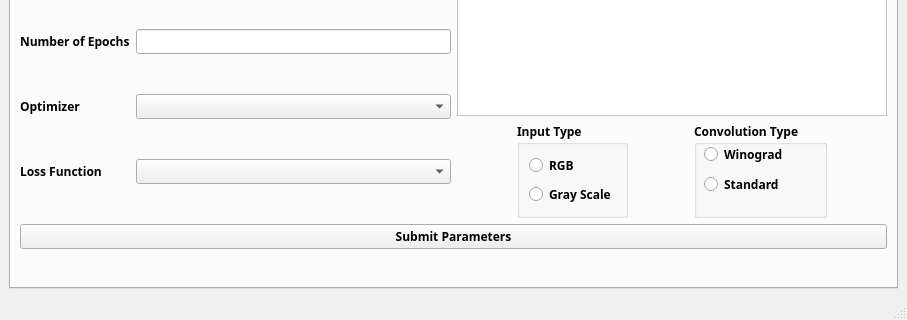
The window that mainwindow.ui (mourra950/Siemens-System-Level-Modelling-of-ASDLA-Graduation-Project) describes before a commit, drawn with Qt 5; both pictures show x 0 to 907 and y 330 to 650 of the 907 by 650 pixel window.
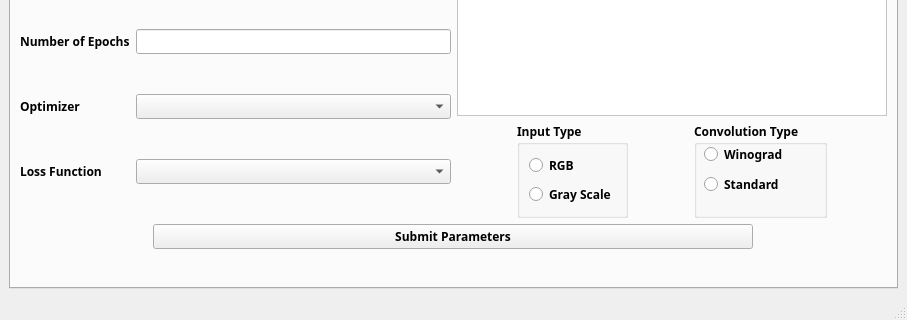
The same window after the commit.

Commit message: Minor updates to the window title

What changed in the file:
```diff
--- a/mainwindow.ui
+++ b/mainwindow.ui
@@ -394,7 +394,18 @@
            </layout>
           </item>
           <item>
+           <layout class="QGridLayout" name="gridLayout_2">
+            <property name="topMargin">
+             <number>0</number>
+            </property>
+            <item row="0" column="0">
            <widget class="QPushButton" name="submit">
+              <property name="maximumSize">
+               <size>
+                <width>600</width>
+                <height>1000</height>
+               </size>
+              </property>
             <property name="font">
              <font>
               <family>Siemens Sans</family>
@@ -407,7 +418,12 @@
             <property name="text">
              <string>Submit Parameters</string>
             </property>
-           </widget>
+              <property name="default">
+               <bool>false</bool>
+              </property>
+             </widget>
+            </item>
+           </layout>
           </item>
          </layout>
         </item>
```
Left out of the diff: 4 changed lines with no effect on the pictures. Lines whose indentation alone changed are shown as unchanged. The commit also changes 1 other file.
